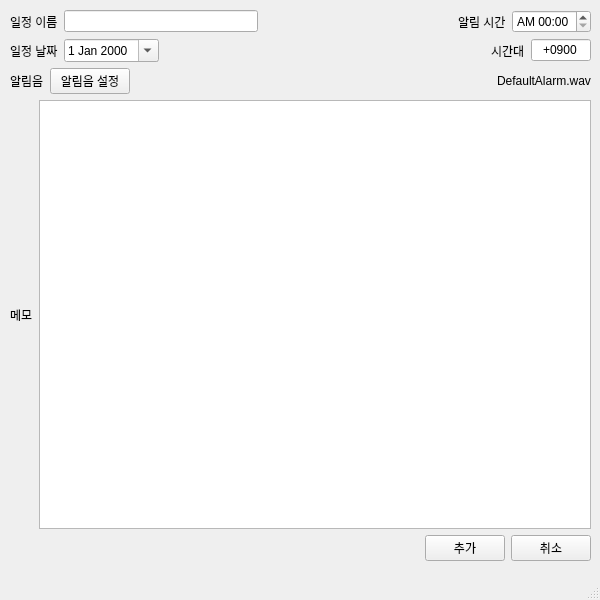
Old version of the form ui/AlarmAddWindow.ui in the repository stellarfloat/2020-2_swp2_ADProject_Remi.
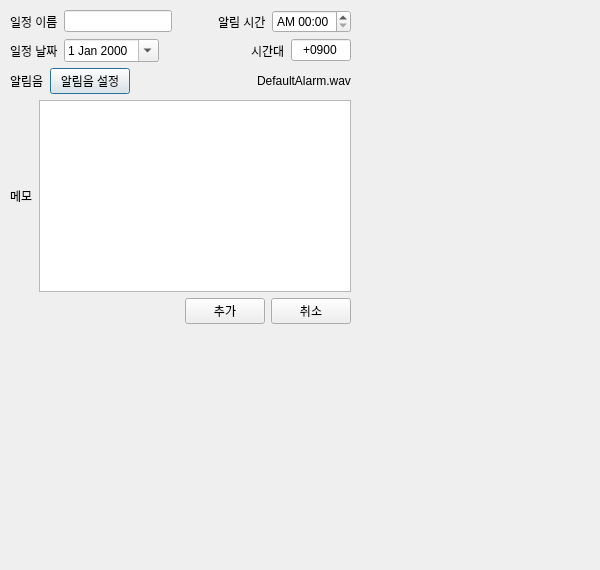
New version of the form.

What changed in the file:
```diff
--- a/ui/AlarmAddWindow.ui
+++ b/ui/AlarmAddWindow.ui
@@ -1,19 +1,33 @@
 <?xml version="1.0" encoding="UTF-8"?>
 <ui version="4.0">
  <class>AlarmAddWindow</class>
- <widget class="QMainWindow" name="AlarmAddWindow">
+ <widget class="QDialog" name="AlarmAddWindow">
   <property name="geometry">
    <rect>
     <x>0</x>
     <y>0</y>
     <width>600</width>
-    <height>600</height>
+    <height>570</height>
    </rect>
   </property>
+  <property name="minimumSize">
+   <size>
+    <width>600</width>
+    <height>570</height>
+   </size>
+  </property>
   <property name="windowTitle">
    <string>일정 추가/수정</string>
   </property>
-  <widget class="QWidget" name="centralwidget">
+  <widget class="QWidget" name="centralwidget" native="true">
+   <property name="geometry">
+    <rect>
+     <x>0</x>
+     <y>0</y>
+     <width>600</width>
+     <height>570</height>
+    </rect>
+   </property>
    <widget class="QWidget" name="verticalLayoutWidget">
     <property name="geometry">
      <rect>
@@ -24,6 +38,9 @@
      </rect>
     </property>
     <layout class="QVBoxLayout" name="MainLayout">
+     <property name="sizeConstraint">
+      <enum>QLayout::SetFixedSize</enum>
+     </property>
      <property name="leftMargin">
       <number>10</number>
      </property>
@@ -241,7 +258,6 @@
     </layout>
    </widget>
   </widget>
-  <widget class="QStatusBar" name="statusBar"/>
  </widget>
  <resources/>
  <connections/>
```
Left out of the diff: 2 changed lines with no effect on the pictures.
